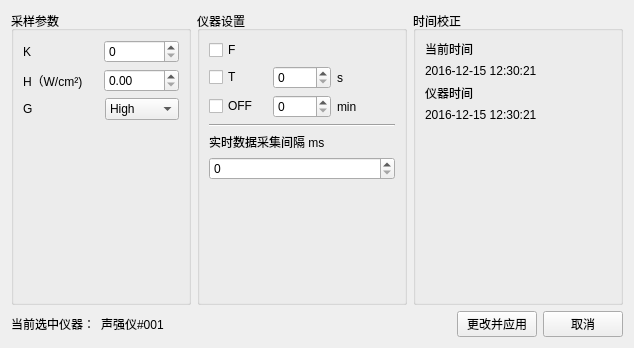
This is deviceparameter.ui in Singein/Acoustometer as Qt 5 draws it before an edit. The edited form follows.
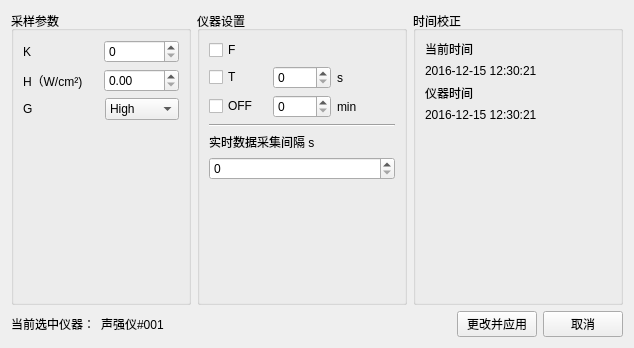
This is the edited form.

```diff
--- a/deviceparameter.ui
+++ b/deviceparameter.ui
@@ -224,7 +224,7 @@
         <item>
          <widget class="QLabel" name="label_9">
           <property name="text">
-           <string>实时数据采集间隔 ms</string>
+           <string>实时数据采集间隔 s</string>
           </property>
          </widget>
         </item>
```
